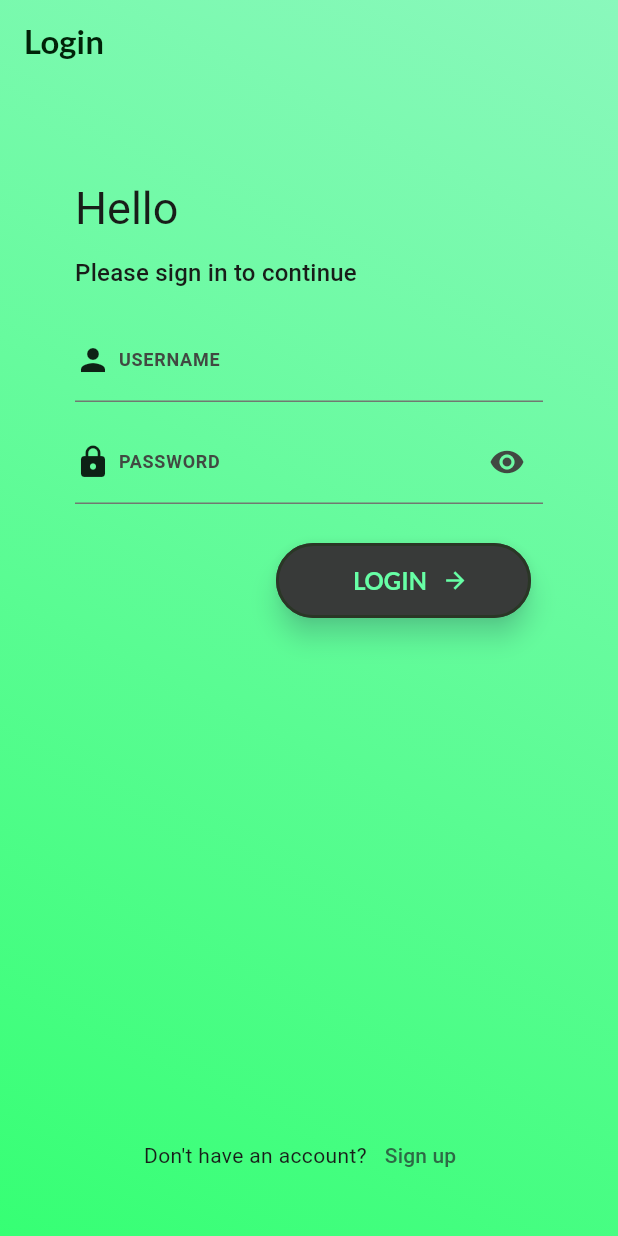
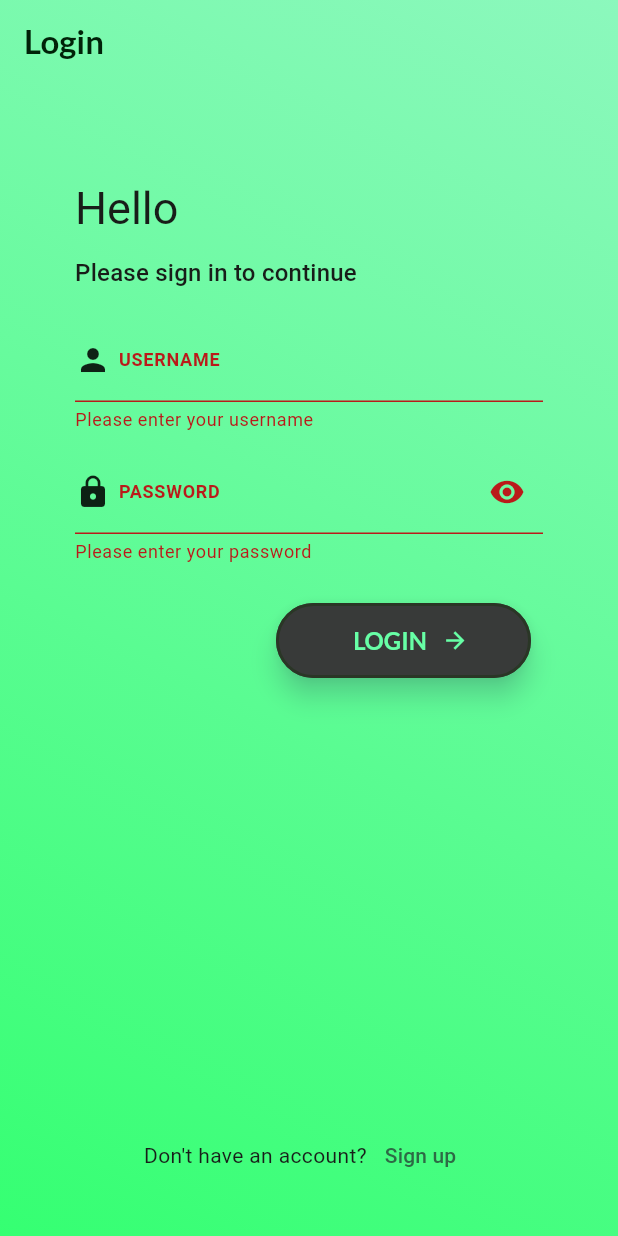
Before and after one commit to IgnacyBerent/Flutter-Vaccination_Managment_App, a Flutter app: the screen it shows after launch, after a tap on "LOGIN", on a phone screen of 412 x 824 dp. Run offline on Flutter 3.47's test engine with Material 3 defaults, Android fonts, the phone set to English and light mode, and no system bars; our stand-ins replace flutter_secure_storage, google_fonts; missing offline and left inert: jaguar_jwt; accounts and stored records are empty; network calls fail.

Commit message:
Integrating slowly with backend

```diff
--- a/lib/api/auth.dart
+++ b/lib/api/auth.dart
@@ -7,14 +7,15 @@ import 'package:vaccination_managment_app/api/jwt_token.dart';
 import 'package:vaccination_managment_app/models/user.dart';
 
 class Authenticate extends ChangeNotifier {
-  final String baseUrl = ''; // the base URL of your Django backend
+  final String baseUrl =
+      'https://vaccinatemanagmentbackend-production.up.railway.app/user'; // the base URL of your Django backend
   final storage = const FlutterSecureStorage();
   final JwtToken jwt = JwtToken();
   User? user;
 
   Future<bool> login(String username, String password) async {
     final response = await http.post(
-      Uri.parse('$baseUrl/api/login/'), // replace with your login endpoint
+      Uri.parse('$baseUrl/login/'),
       body: {'username': username, 'password': password},
     );
 
@@ -28,11 +29,9 @@ class Authenticate extends ChangeNotifier {
     }
   }
 
-  // register
   Future<bool> register(String username, String email, String password) async {
     final response = await http.post(
-      Uri.parse(
-          '$baseUrl/api/register/'), //TODO replace with your register endpoint
+      Uri.parse('$baseUrl/register/'),
       body: {'username': username, 'email': email, 'password': password},
     );
 
--- a/lib/api/database_api.dart
+++ b/lib/api/database_api.dart
@@ -4,10 +4,11 @@ import 'dart:convert';
 import 'package:vaccination_managment_app/models/vaccine.dart';
 
 class DatabaseApi {
-  final String url = "http://";
+  final String url =
+      "https://vaccinatemanagmentbackend-production.up.railway.app";
 
   Future<List<Vaccine>> fetchVaccines() async {
-    final response = await http.get(Uri.parse(url + '/vaccines/list'));
+    final response = await http.get(Uri.parse('$url/vaccinate/list/'));
     if (response.statusCode == 200) {
       List jsonResponse = json.decode(response.body);
       return jsonResponse.map((item) => Vaccine.fromJson(item)).toList();
--- a/lib/api/jwt_token.dart
+++ b/lib/api/jwt_token.dart
@@ -11,11 +11,11 @@ class JwtToken {
     await storage.write(
       key: 'jwt',
       value: loginResponse['access'],
-    ); // store the access token
+    );
     await storage.write(
       key: 'refresh_jwt',
       value: loginResponse['refresh'],
-    ); // store the refresh token
+    );
   }
 
   Future<String?> getToken() async {
--- a/lib/views/login_register/login_screen.dart
+++ b/lib/views/login_register/login_screen.dart
@@ -1,4 +1,5 @@
 import 'package:flutter/material.dart';
+import 'package:vaccination_managment_app/api/auth.dart';
 import 'package:vaccination_managment_app/views/login_register/register_screen.dart';
 import 'package:vaccination_managment_app/widgets/buttons/my_icon_button.dart';
 import 'package:vaccination_managment_app/widgets/layout_template/layout_template.dart';
@@ -12,60 +13,49 @@ class LoginScreen extends StatefulWidget {
 
 class _LoginScreenState extends State<LoginScreen> {
   final _formKey = GlobalKey<FormState>();
-  var _enteredEmail = '';
+  var _enteredUsername = '';
   var _enteredPassword = '';
   var _isLoading = false;
   String? errorMessage = '';
   bool _obscureText = true;
+  final Authenticate auth = Authenticate();
 
-  void _signIn() {}
+  Future<void> _signIn() async {
+    FocusScope.of(context).unfocus();
+    if (_formKey.currentState!.validate()) {
+      _formKey.currentState!.save();
+      setState(() {
+        _isLoading = true;
+      });
+      try {
+        await auth.login(_enteredUsername, _enteredPassword);
+      } catch (e) {
+        setState(() {
+          _isLoading = false;
+          errorMessage = e.toString();
+        });
 
-  //Future<void> _signIn() async {
-  //  FocusScope.of(context).unfocus(); // close keyboard
-//
-  //  if (_formKey.currentState!.validate()) {
-  //    _formKey.currentState!.save();
-  //    setState(() {
-  //      _isLoading = true;
-  //    });
-  //    try {
-  //      await Auth().signWithEmailAndPassword(
-  //          email: _enteredEmail, password: _enteredPassword);
-  //    } on FirebaseAuthException catch (e) {
-  //      setState(() {
-  //        _isLoading = false;
-  //        if (e.code == 'invalid-email') {
-  //          errorMessage = 'Invalid email adress.';
-  //        } else if (e.code == 'invalid-credential') {
-  //          errorMessage = 'Wrong password';
-  //        } else {
-  //          errorMessage = e.message;
-  //        }
-  //      });
-//
-  //      // Show dialog if login fails
-//
-  //      if (!context.mounted) {
-  //        return;
-  //      }
-  //      showDialog(
-  //        context: context,
-  //        builder: (ctx) => AlertDialog(
-  //          title: const Text('Login Failed'),
-  //          content: Text(errorMessage!),
-  //          actions: <Widget>[
-  //            TextButton(
-  //              child: const Text('Okay'),
-  //              onPressed: () {
-  //                Navigator.of(ctx).pop();
-  //              },
-  //            ),
-  //          ],
-  //        ),
-  //      );
-  //    }
-  //  }
-  //}
+        if (!context.mounted) {
+          return;
+        }
+        showDialog(
+          context: context,
+          builder: (ctx) => AlertDialog(
+            title: const Text('Login Failed'),
+            content: Text(errorMessage!),
+            actions: <Widget>[
+              TextButton(
+                child: const Text('Okay'),
+                onPressed: () {
+                  Navigator.of(ctx).pop();
+                },
+              ),
+            ],
+          ),
+        );
+      }
+    }
+  }
 
   @override
   Widget build(BuildContext context) {
@@ -121,7 +111,7 @@ class _LoginScreenState extends State<LoginScreen> {
                 }
                 return null;
               },
-              onSaved: (value) => _enteredEmail = value!,
+              onSaved: (value) => _enteredUsername = value!,
             ),
             const SizedBox(height: 12),
             TextFormField(
--- a/lib/widgets/widget_tree.dart
+++ b/lib/widgets/widget_tree.dart
@@ -1,6 +1,5 @@
 import 'package:flutter/material.dart';
-import 'package:provider/provider.dart';
-import 'package:vaccination_managment_app/api/auth.dart';
+import 'package:vaccination_managment_app/api/jwt_token.dart';
 import 'package:vaccination_managment_app/views/login_register/login_screen.dart';
 import 'package:vaccination_managment_app/widgets/layout_template/navigator_layout_template.dart';
 
@@ -12,24 +11,23 @@ class WidgetTree extends StatefulWidget {
 }
 
 class _WidgetTreeState extends State<WidgetTree> {
-  late Future<void> _getUserData;
+  late Future<bool> isTokenExpired;
 
   @override
   void initState() {
     super.initState();
-    _getUserData =
-        Provider.of<Authenticate>(context, listen: false).getUserData();
+    isTokenExpired = JwtToken().isTokenExpired();
   }
 
   @override
   Widget build(BuildContext context) {
     return FutureBuilder(
-      future: _getUserData,
+      future: isTokenExpired,
       builder: (context, snapshot) {
         if (snapshot.connectionState == ConnectionState.waiting) {
-          return const CircularProgressIndicator(); // show a loading spinner while waiting
+          return const CircularProgressIndicator();
         } else {
-          if (Provider.of<Authenticate>(context).currentUser != null) {
+          if (snapshot.data == false) {
             return const NavigatorLayoutTemplate();
           } else {
             return const LoginScreen();
```
Also changed, not shown: lib/views/profile/profile_screen.dart (+8 -1 lines).
